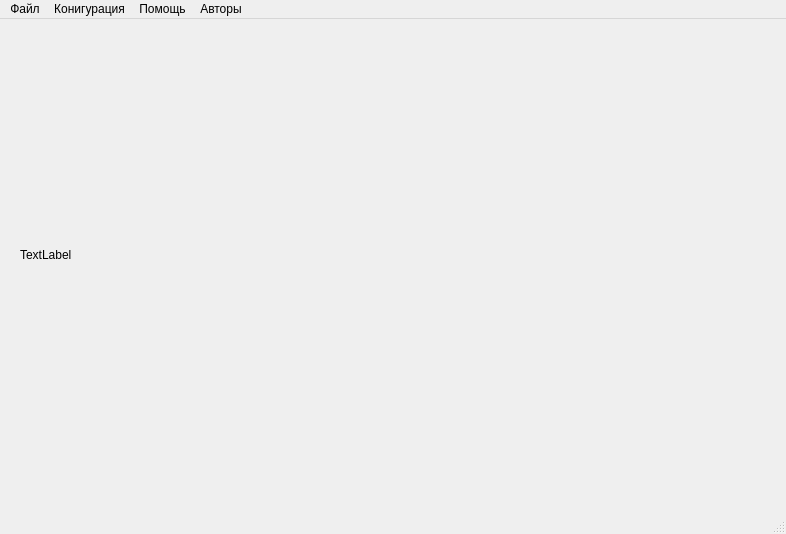
Before: the Qt Designer form mainwindow.ui in Schuka48/Graph_Search, drawn with Qt 5.
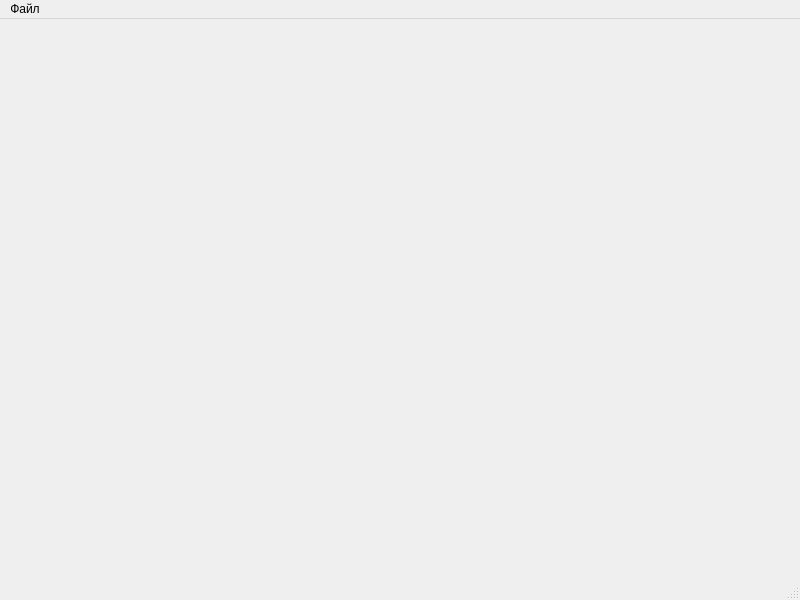
After: the same form once the commit is applied.

```diff
--- a/mainwindow.ui
+++ b/mainwindow.ui
@@ -6,40 +6,20 @@
    <rect>
     <x>0</x>
     <y>0</y>
-    <width>786</width>
-    <height>534</height>
+    <width>800</width>
+    <height>600</height>
    </rect>
   </property>
   <property name="windowTitle">
    <string>MainWindow</string>
   </property>
-  <widget class="QWidget" name="centralwidget">
-   <widget class="QWidget" name="verticalLayoutWidget">
-    <property name="geometry">
-     <rect>
-      <x>20</x>
-      <y>0</y>
-      <width>741</width>
-      <height>471</height>
-     </rect>
-    </property>
-    <layout class="QVBoxLayout" name="verticalLayout">
-     <item>
-      <widget class="QLabel" name="label">
-       <property name="text">
-        <string>TextLabel</string>
-       </property>
-      </widget>
-     </item>
-    </layout>
-   </widget>
-  </widget>
+  <widget class="QWidget" name="centralwidget"/>
   <widget class="QMenuBar" name="menubar">
    <property name="geometry">
     <rect>
      <x>0</x>
      <y>0</y>
-     <width>786</width>
+     <width>800</width>
      <height>20</height>
     </rect>
    </property>
@@ -49,29 +29,9 @@
     </property>
     <addaction name="action"/>
     <addaction name="action_2"/>
-   </widget>
-   <widget class="QMenu" name="menu_2">
-    <property name="title">
-     <string>Конигурация</string>
-    </property>
     <addaction name="action_3"/>
-    <addaction name="action_4"/>
-   </widget>
-   <widget class="QMenu" name="menu_3">
-    <property name="title">
-     <string>Помощь</string>
-    </property>
-    <addaction name="action_5"/>
-   </widget>
-   <widget class="QMenu" name="menu_4">
-    <property name="title">
-     <string>Авторы</string>
-    </property>
    </widget>
    <addaction name="menu"/>
-   <addaction name="menu_2"/>
-   <addaction name="menu_3"/>
-   <addaction name="menu_4"/>
   </widget>
   <widget class="QStatusBar" name="statusbar"/>
   <action name="action">
```
Left out of the diff: 23 changed lines with no effect on the pictures.
